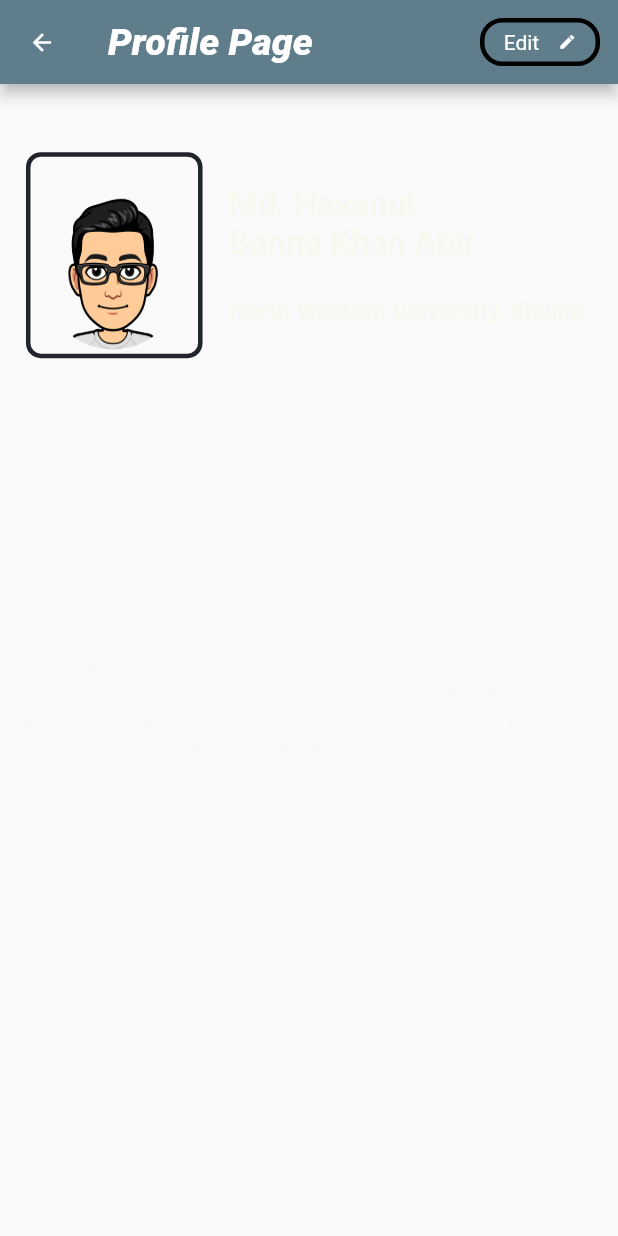
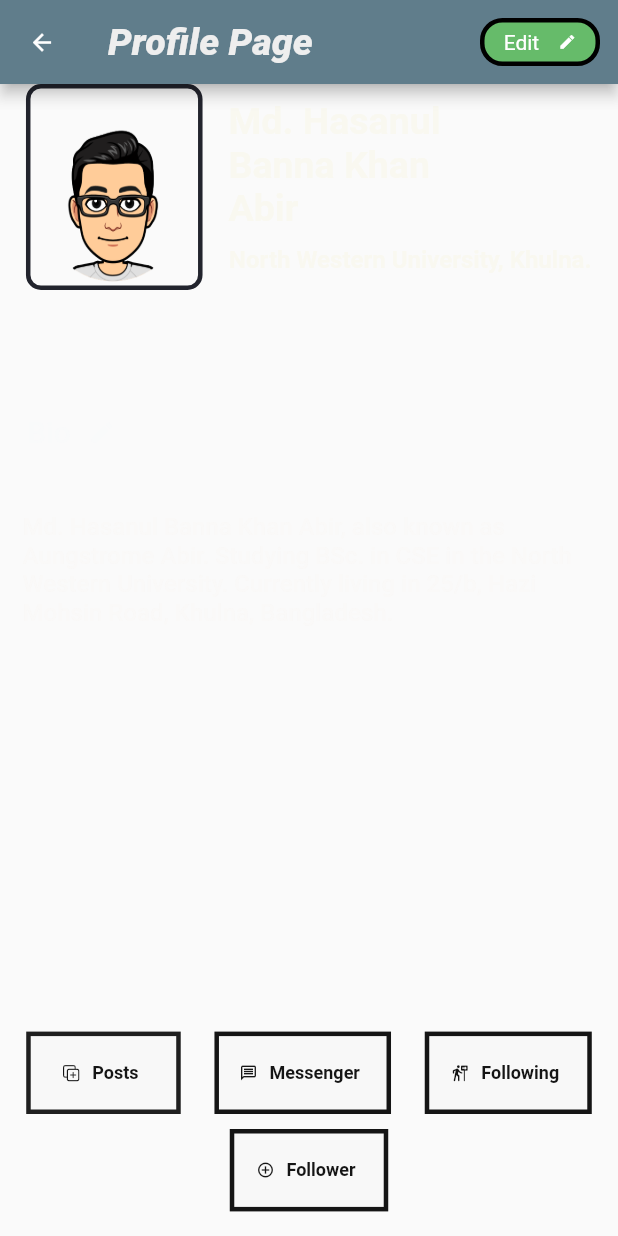
Before and after one commit to hbkabir004/Flutter-Course-HWs, a Flutter app: the ProfilePage screen opened directly, on a phone screen of 412 x 824 dp. Run offline on Flutter 3.47's test engine with Material 2 defaults, Android fonts, the phone set to English and light mode, and no system bars.

Commit message:
HW-Day-13-Commit with Android Studio

```diff
--- /dev/null
+++ b/lib/followerPage.dart
@@ -0,0 +1,16 @@
+import 'package:flutter/material.dart';
+import 'package:flutter/cupertino.dart';
+
+class FollowerPage extends StatefulWidget {
+  const FollowerPage({Key key}) : super(key: key);
+
+  @override
+  _FollowerPageState createState() => _FollowerPageState();
+}
+
+class _FollowerPageState extends State<FollowerPage> {
+  @override
+  Widget build(BuildContext context) {
+    return Container();
+  }
+}
--- /dev/null
+++ b/lib/messangerPage.dart
@@ -0,0 +1,16 @@
+import 'package:flutter/material.dart';
+import 'package:flutter/cupertino.dart';
+
+class MessangerPage extends StatefulWidget {
+  const MessangerPage({Key key}) : super(key: key);
+
+  @override
+  _MessangerPageState createState() => _MessangerPageState();
+}
+
+class _MessangerPageState extends State<MessangerPage> {
+  @override
+  Widget build(BuildContext context) {
+    return Container();
+  }
+}
--- /dev/null
+++ b/lib/postPage.dart
@@ -0,0 +1,16 @@
+import 'package:flutter/material.dart';
+import 'package:flutter/cupertino.dart';
+
+class PostPage extends StatefulWidget {
+  const PostPage({Key key}) : super(key: key);
+
+  @override
+  _PostPageState createState() => _PostPageState();
+}
+
+class _PostPageState extends State<PostPage> {
+  @override
+  Widget build(BuildContext context) {
+    return Container();
+  }
+}
--- a/lib/profilePage.dart
+++ b/lib/profilePage.dart
@@ -15,7 +15,9 @@ class _ProfilePageState extends State<ProfilePage> {
     return Scaffold(
       appBar: AppBar(
           leading: IconButton(
-            onPressed: () {},
+            onPressed: (){
+              Navigator.pop(context);
+            },
             icon: Icon(Icons.arrow_back),
             iconSize: 18,
           ),
@@ -24,17 +26,17 @@ class _ProfilePageState extends State<ProfilePage> {
             style: TextStyle(
               fontSize: 25,
               fontWeight: FontWeight.w800,
-              color: Colors.white,
+              color: Colors.grey.shade200,
               fontStyle: FontStyle.italic,
             ),
           ),
-          actions: [
+          actions:[
             InkWell(
-              onTap: () {
+              onTap: (){
                 Navigator.push(
                   context,
                   MaterialPageRoute(
-                    builder: (context) => EditPage(),
+                    builder: (context)=>EditPage(),
                   ),
                 );
               },
@@ -46,36 +48,33 @@ class _ProfilePageState extends State<ProfilePage> {
                   decoration: BoxDecoration(
                     border: Border.all(
                       color: Colors.black,
-                      width: 3,
+                      width:3,
                       style: BorderStyle.solid,
                     ),
                     borderRadius: BorderRadius.circular(15),
-                    color: Colors.transparent,
+                    color: Colors.green.shade400,
                   ),
                   child: Row(
                     mainAxisAlignment: MainAxisAlignment.spaceEvenly,
-                    children: [
+                    children:[
                       Text("Edit"),
-                      Icon(
-                        Icons.create_sharp,
-                        size: 12,
-                      ),
+                      Icon(Icons.create_sharp,size: 12,),
                     ],
                   ),
                 ),
               ),
             ),
-          ]),
-      // extendBodyBehindAppBar: true,
+          ]
+      ),
       backgroundColor: Color.fromRGBO(246, 246, 246, .6),
-      body: Align(
+      body: SingleChildScrollView(
+        child: Align(
           alignment: Alignment.center,
           child: Container(
-            height: MediaQuery.of(context).size.height,
-            width: MediaQuery.of(context).size.width,
               child: Column(
                 mainAxisAlignment: MainAxisAlignment.spaceEvenly,
                 children: [
+
                   //Profile Image And Name Container
 
                   Container(
@@ -114,7 +113,7 @@ class _ProfilePageState extends State<ProfilePage> {
                                   'Md. Hasanul Banna Khan Abir',
                                   style: TextStyle(
                                     fontStyle: FontStyle.normal,
-                                  fontSize: 22,
+                                    fontSize: 25,
                                     fontWeight: FontWeight.w700,
                                     color: Color.fromRGBO(249, 248, 240, 1),
                                   ),
@@ -198,27 +197,147 @@ class _ProfilePageState extends State<ProfilePage> {
                             textAlign: TextAlign.start,
                           ),
                         ),
-
-                      //Wrap widget container
-//----------------------- Day-12 -----------------------------------------------
-                      /*Container(
-                        height: MediaQuery.of(context).size.height / 4,
-                        width: MediaQuery.of(context).size.width,
-                        child: Wrap(
-                          children: [
-                            Container(),
-                            Container(),
-                            Container(),
-                            Container(),
-
-                          ],
-                        ),
-                      ),*/
                       ],
                     ),
                   ),
+
+                  //Wrap widget container
+
+                  Container(
+                      height: MediaQuery.of(context).size.height/6,
+                      width: MediaQuery.of(context).size.width,
+                      child: Wrap(
+                        spacing: 5,
+                        runSpacing: 10,
+                        alignment: WrapAlignment.spaceEvenly,
+                        crossAxisAlignment: WrapCrossAlignment.center,
+                        children: [
+                          Container(
+                            height: MediaQuery.of(context).size.height/15,
+                            width: MediaQuery.of(context).size.width/4,
+                            decoration: BoxDecoration(
+                              border: Border.all(
+                                  color: Color.fromRGBO(31, 31, 31, 1),
+                                  width: 3,
+                                  style: BorderStyle.solid
+                              ),
+                              color: Color.fromRGBO(245, 245, 245, 0.5),
+                            ),
+                            child: FlatButton.icon(
+                              onPressed: (){},
+                              icon: Icon(
+                                CupertinoIcons.plus_square_on_square,
+                                size: 12,
+                                color: Color.fromRGBO(21, 21, 21, 1),
+                              ),
+                              label: Text(
+                                "Posts",
+                                style: TextStyle(
+                                  fontSize: 12,
+                                  fontWeight: FontWeight.w700,
+                                  color: Color.fromRGBO(21, 21, 21, 1),
+                                ),
+                              ),
+                            ),
+                          ),
+
+                          //Messanger container button
+                          Container(
+                            height: MediaQuery.of(context).size.height/15,
+                            width: MediaQuery.of(context).size.width/3.5,
+                            decoration: BoxDecoration(
+                              border: Border.all(
+                                  color: Color.fromRGBO(21, 21,21, 1),
+                                  width: 3,
+                                  style: BorderStyle.solid
+                              ),
+                              color: Color.fromRGBO(245, 245, 245, .5),
+                            ),
+                            child: FlatButton.icon(
+                              onPressed: (){},
+                              icon: Icon(
+                                Icons.message_outlined,
+                                size: 12,
+                                color: Color.fromRGBO(21, 21, 21, 1),
+                              ),
+                              label: Text(
+                                "Messenger",
+                                style: TextStyle(
+                                  fontWeight: FontWeight.w700,
+                                  fontSize: 12,
+                                  color: Color.fromRGBO(21, 21, 21, 1),
+                                ),
+                              ),
+                            ),
+                          ),
+
+                          //Following button container
+                          Container(
+                            height: MediaQuery.of(context).size.height/15,
+                            width: MediaQuery.of(context).size.width/3.7,
+                            decoration: BoxDecoration(
+                              border: Border.all(
+                                  color: Color.fromRGBO(21, 21, 21, 1),
+                                  width: 3,
+                                  style: BorderStyle.solid
+                              ),
+                              color: Color.fromRGBO(245, 245, 245, .5),
+                            ),
+                            child: FlatButton.icon(
+                              onPressed: (){},
+                              icon: Icon(
+                                Icons.follow_the_signs_rounded,
+                                size: 12,
+                                color: Color.fromRGBO(21, 21, 21, 1),
+                              ),
+                              label: Text(
+                                "Following",
+                                style: TextStyle(
+                                  fontSize: 12,
+                                  color: Color.fromRGBO(21, 21, 21, 1),
+                                  fontWeight: FontWeight.w700,
+                                ),
+                              ),
+                            ),
+                          ),
+
+                          //Follower Button
+
+                          Container(
+                            height: MediaQuery.of(context).size.height/15,
+                            width: MediaQuery.of(context).size.width/3.9,
+                            decoration: BoxDecoration(
+                              border: Border.all(
+                                  color: Color.fromRGBO(21, 21, 21, 1),
+                                  width: 3,
+                                  style: BorderStyle.solid
+                              ),
+                              color: Color.fromRGBO(245, 245, 245, .5),
+                            ),
+                            child: FlatButton.icon(
+                              onPressed: (){},
+                              icon: Icon(
+                                Icons.add_circle_outline,
+                                size: 12,
+                                color: Color.fromRGBO(21, 21, 21, 1),
+                              ),
+                              label: Text(
+                                "Follower",
+                                style: TextStyle(
+                                  fontWeight: FontWeight.w700,
+                                  fontSize: 12,
+                                  color: Color.fromRGBO(21, 21, 21, 1),
+                                ),
+                              ),
+                            ),
+                          ),
                         ],
-            )),
+                      )
+                  ),
+                ],
+              )
+          ),
+        ),
       ),
     );
   }
```
Lines whose indentation alone changed are shown as unchanged.
